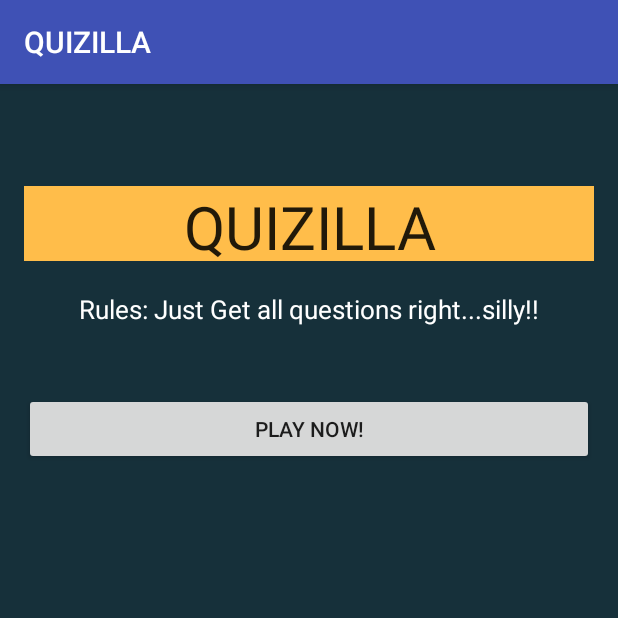
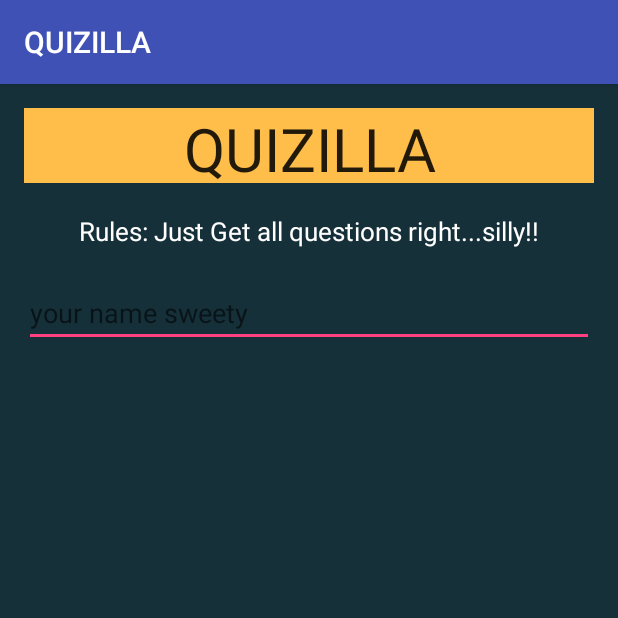
Before and after one commit to jaykumarH/JayAndroidAssignment, an Android app: the screen it shows after launch (JayMainActivity), on a phone screen of 412 x 824 dp, the top half of it. Run offline under Robolectric (Android 15) with nearby library versions, the phone set to English and light mode, and no system bars.

Commit message:
1. Added user name input option on start screen 2. Saved the username and score in shared preferences

```diff
--- a/app/src/main/java/com/aptitudes/jay/jayandroidassignment/JayConstants.java
+++ b/app/src/main/java/com/aptitudes/jay/jayandroidassignment/JayConstants.java
@@ -13,4 +13,7 @@ public class JayConstants {
     public static String jayGoodJob = "Good job!";
     public static String jayExcellent = "Excellent work!";
     public static String jayGenius = "You are a genius!";
+    public static String prefKeyName = "userDetails";
+    public static String userNameKey = "userName";
+    public static String userScoreKey = "userScore";
 }
--- a/app/src/main/java/com/aptitudes/jay/jayandroidassignment/JayMainActivity.java
+++ b/app/src/main/java/com/aptitudes/jay/jayandroidassignment/JayMainActivity.java
@@ -1,21 +1,54 @@
 package com.aptitudes.jay.jayandroidassignment;
 
 import android.content.Intent;
+import android.content.SharedPreferences;
+import android.content.SharedPreferences.Editor;
 import android.support.v7.app.AppCompatActivity;
 import android.os.Bundle;
+import android.view.KeyEvent;
 import android.view.View;
+import android.view.inputmethod.EditorInfo;
 import android.widget.Button;
+import android.widget.EditText;
+import android.widget.TextView;
 
 public class JayMainActivity extends AppCompatActivity {
 
     private Button btnPlay;
+    private TextView txtViewRules;
+    private EditText editTextName;
+    private SharedPreferences pref;
+
     @Override
     protected void onCreate(Bundle savedInstanceState) {
         super.onCreate(savedInstanceState);
         setContentView(R.layout.jay_activity_main);
 
-        btnPlay=(Button) findViewById(R.id.buttonPlayNow);
+        editTextName = (EditText) findViewById(R.id.editTextName);
+        btnPlay = (Button) findViewById(R.id.buttonPlayNow);
+        btnPlay.setVisibility(View.GONE);
+        txtViewRules = (TextView) findViewById(R.id.textViewRules);
 
+        pref = getSharedPreferences(JayConstants.prefKeyName, MODE_PRIVATE);
+
+        editTextName.setOnEditorActionListener(new TextView.OnEditorActionListener() {
+            @Override
+            public boolean onEditorAction(TextView textView, int i, KeyEvent keyEvent) {
+                if (i == EditorInfo.IME_ACTION_DONE || i == EditorInfo.IME_ACTION_UNSPECIFIED) {
+                    btnPlay.setVisibility(View.VISIBLE);
+                    editTextName.setVisibility(View.GONE);
+
+                    String name = editTextName.getText().toString();
+                    Editor edit = pref.edit();
+                    edit.putString(JayConstants.userNameKey, name);
+                    edit.putInt(JayConstants.userScoreKey, -1);
+                    edit.commit();
+
+                    txtViewRules.setText(String.format("Thank you %s..your are good to go!!", name));
+                }
+                return false;
+            }
+        });
         btnPlay.setOnClickListener(new View.OnClickListener() {
             @Override
             public void onClick(View view) {
@@ -24,4 +57,5 @@ public class JayMainActivity extends AppCompatActivity {
             }
         });
     }
+
 }
--- a/app/src/main/res/layout/jay_activity_main.xml
+++ b/app/src/main/res/layout/jay_activity_main.xml
@@ -19,12 +19,9 @@
         android:textSize="40dp"
         android:id="@+id/textViewLogo"
         android:background="#ffbd4a"
-        android:layout_marginTop="52dp"
         android:gravity="center"
         android:textAlignment="center"
-        android:layout_alignParentTop="true"
-        android:layout_alignParentLeft="true"
-        android:layout_alignParentStart="true" />
+        android:layout_alignParentTop="true" />
 
     <TextView
         android:layout_width="match_parent"
@@ -42,17 +39,27 @@
         android:layout_alignParentRight="true"
         android:layout_alignParentEnd="true" />
 
+    <EditText
+        android:layout_width="match_parent"
+        android:layout_height="wrap_content"
+        android:inputType="textPersonName"
+        android:ems="10"
+        android:id="@+id/editTextName"
+        android:hint="your name sweety"
+        android:layout_below="@+id/textViewRules"
+        android:layout_alignParentEnd="true">
+        <requestFocus></requestFocus>
+    </EditText>
+
     <Button
         android:layout_width="wrap_content"
         android:layout_height="wrap_content"
         android:text="Play Now!"
         android:id="@+id/buttonPlayNow"
-        android:layout_below="@+id/textViewRules"
-        android:layout_marginTop="24dp"
-        android:layout_alignParentLeft="true"
+        android:layout_marginTop="21dp"
+        android:layout_below="@+id/editTextName"
         android:layout_alignParentStart="true"
-        android:layout_alignRight="@+id/textViewRules"
-        android:layout_alignEnd="@+id/textViewRules" />
+        android:layout_alignParentEnd="true" />
 
 
 </RelativeLayout>
--- a/app/src/main/res/values/styles.xml
+++ b/app/src/main/res/values/styles.xml
@@ -29,4 +29,10 @@
         <item name="android:textSize">20dp</item>
     </style>
 
+    <!--<style name="button">-->
+        <!--<item name="android:shape">rectangle</item>-->
+        <!--<item name="android:radius"></item>-->
+
+    <!--</style>-->
+
 </resources>
```
Also changed, not shown: app/src/main/java/com/aptitudes/jay/jayandroidassignment/JayResultActivity.java (+17 -1 lines), app/src/main/res/layout/activity_jay_result.xml (+9 -0 lines).
